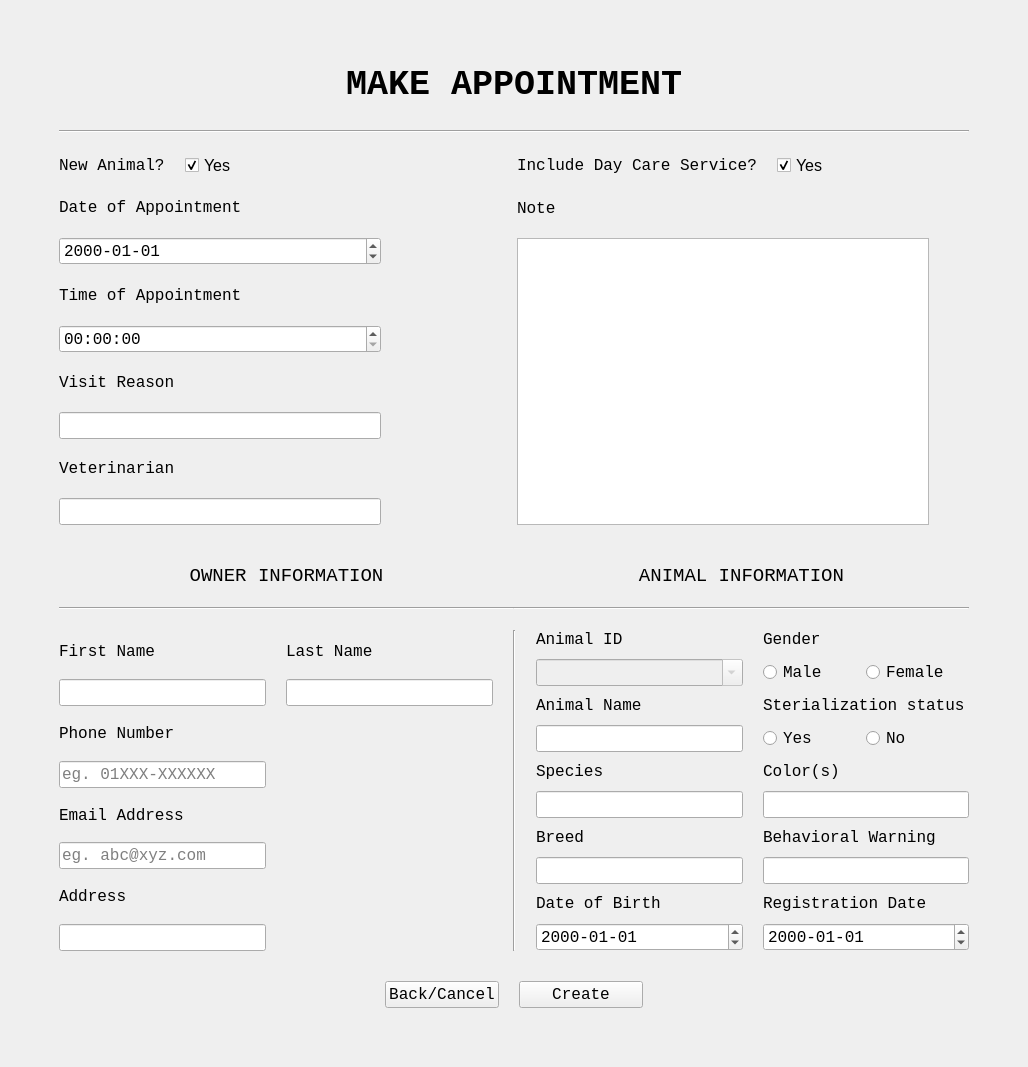
Before: the Qt Designer form AppointmentCreateUI.ui in ASNaeem/Simple-VCMS, drawn with Qt 5.
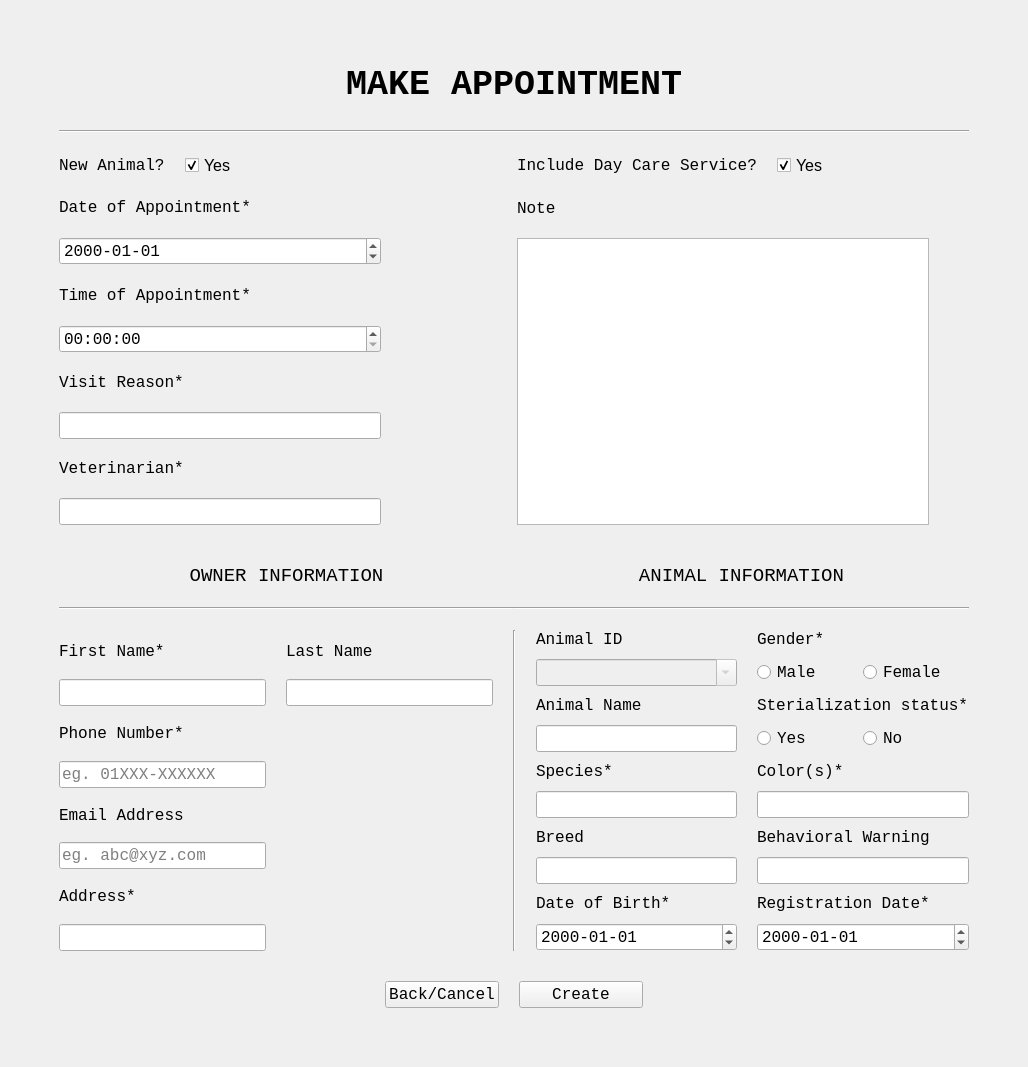
After: the same form once the commit is applied.

Patch:
```diff
--- a/AppointmentCreateUI.ui
+++ b/AppointmentCreateUI.ui
@@ -106,7 +106,7 @@
                </font>
               </property>
               <property name="text">
-               <string>Visit Reason</string>
+               <string>Visit Reason*</string>
               </property>
              </widget>
             </item>
@@ -125,7 +125,7 @@
                </font>
               </property>
               <property name="text">
-               <string>Time of Appointment</string>
+               <string>Time of Appointment*</string>
               </property>
              </widget>
             </item>
@@ -226,7 +226,7 @@
                </font>
               </property>
               <property name="text">
-               <string>Date of Appointment</string>
+               <string>Date of Appointment*</string>
               </property>
              </widget>
             </item>
@@ -297,7 +297,7 @@
                </font>
               </property>
               <property name="text">
-               <string>Veterinarian</string>
+               <string>Veterinarian*</string>
               </property>
              </widget>
             </item>
@@ -563,7 +563,7 @@
              </font>
             </property>
             <property name="text">
-             <string>Phone Number</string>
+             <string>Phone Number*</string>
             </property>
            </widget>
           </item>
@@ -576,7 +576,7 @@
              </font>
             </property>
             <property name="text">
-             <string>First Name</string>
+             <string>First Name*</string>
             </property>
            </widget>
           </item>
@@ -635,7 +635,7 @@
              </font>
             </property>
             <property name="text">
-             <string>Address</string>
+             <string>Address*</string>
             </property>
            </widget>
           </item>
@@ -755,7 +755,7 @@
              </font>
             </property>
             <property name="text">
-             <string>Registration Date</string>
+             <string>Registration Date*</string>
             </property>
            </widget>
           </item>
@@ -768,7 +768,7 @@
              </font>
             </property>
             <property name="text">
-             <string>Color(s)</string>
+             <string>Color(s)*</string>
             </property>
            </widget>
           </item>
@@ -781,7 +781,7 @@
              </font>
             </property>
             <property name="text">
-             <string>Gender</string>
+             <string>Gender*</string>
             </property>
            </widget>
           </item>
@@ -866,7 +866,7 @@
              </font>
             </property>
             <property name="text">
-             <string>Date of Birth</string>
+             <string>Date of Birth*</string>
             </property>
            </widget>
           </item>
@@ -953,7 +953,7 @@
              </font>
             </property>
             <property name="text">
-             <string>Sterialization status</string>
+             <string>Sterialization status*</string>
             </property>
            </widget>
           </item>
@@ -976,7 +976,7 @@
              </font>
             </property>
             <property name="text">
-             <string>Species</string>
+             <string>Species*</string>
             </property>
            </widget>
           </item>
```
